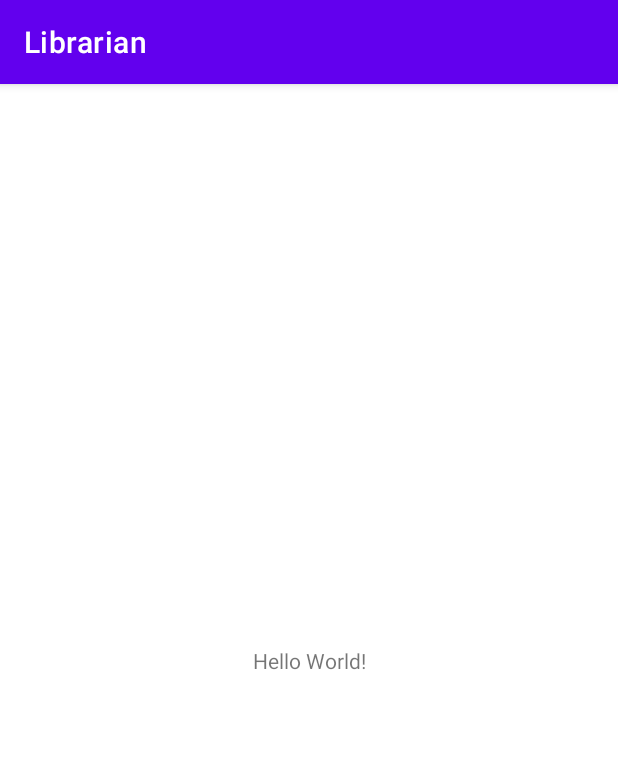
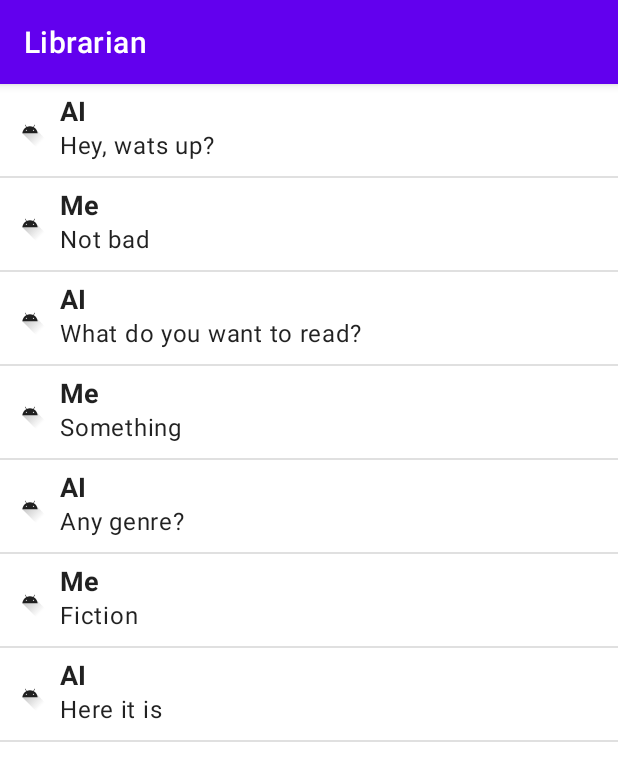
Before and after one commit to Beryliy/Librarian, an Android app built with Jetpack Compose: the screen it shows after launch (MainActivity), on a phone screen of 412 x 824 dp. Shown: the top 781 px of the screen. Run offline under Robolectric (Android 15) with nearby library versions, the phone set to English and light mode, and no system bars.

```diff
--- a/app/build.gradle
+++ b/app/build.gradle
@@ -33,6 +33,12 @@ android {
 
   buildFeatures {
     viewBinding true
+    compose true
+  }
+
+  composeOptions {
+    kotlinCompilerVersion "1.6.10"
+    kotlinCompilerExtensionVersion "1.2.0-alpha01"
   }
 }
 
@@ -52,4 +58,8 @@ dependencies {
   testImplementation 'junit:junit:4.+'
   androidTestImplementation 'androidx.test.ext:junit:1.1.3'
   androidTestImplementation 'androidx.test.espresso:espresso-core:3.4.0'
+  implementation "androidx.compose.ui:ui:$compose_version"
+  implementation "androidx.compose.material:material:$compose_version"
+  implementation "androidx.compose.ui:ui-tooling-preview:$compose_version"
+  implementation "androidx.compose.compiler:compiler:1.2.0-alpha01"
 }
--- a/app/src/main/java/com/wildhunt/librarian/chat/ChatFragment.kt
+++ b/app/src/main/java/com/wildhunt/librarian/chat/ChatFragment.kt
@@ -1,4 +1,114 @@
 package com.wildhunt.librarian.chat
 
-class ChatFragment {
+import android.content.Context
+import android.os.Bundle
+import android.view.LayoutInflater
+import android.view.View
+import android.view.ViewGroup
+import androidx.compose.foundation.layout.*
+import androidx.compose.foundation.lazy.LazyColumn
+import androidx.compose.foundation.lazy.items
+import androidx.compose.foundation.shape.CircleShape
+import androidx.compose.material.*
+import androidx.compose.runtime.Composable
+import androidx.compose.runtime.collectAsState
+import androidx.compose.runtime.getValue
+import androidx.compose.ui.Alignment
+import androidx.compose.ui.Modifier
+import androidx.compose.ui.draw.clip
+import androidx.compose.ui.graphics.vector.ImageVector
+import androidx.compose.ui.platform.ComposeView
+import androidx.compose.ui.res.vectorResource
+import androidx.compose.ui.text.TextStyle
+import androidx.compose.ui.text.font.FontWeight
+import androidx.compose.ui.text.style.TextOverflow
+import androidx.compose.ui.unit.dp
+import androidx.compose.ui.unit.sp
+import androidx.fragment.app.Fragment
+import androidx.fragment.app.viewModels
+import com.wildhunt.librarian.R
+
+class ChatFragment : Fragment() {
+
+  private val viewModel: ChatViewModel by viewModels()
+
+  override fun onCreateView(
+    inflater: LayoutInflater,
+    container: ViewGroup?,
+    savedInstanceState: Bundle?
+  ): View {
+    return ComposeView(requireContext()).apply {
+      setContent {
+        MaterialTheme {
+          Surface(color = MaterialTheme.colors.background) {
+            ChatScreen(chatViewModel = viewModel)
+          }
+        }
+      }
+    }
+  }
+
+  override fun onViewCreated(view: View, savedInstanceState: Bundle?) {
+    super.onViewCreated(view, savedInstanceState)
+    viewLifecycleOwner.lifecycle.addObserver(viewModel)
+  }
+
+  @Composable
+  fun ChatScreen(chatViewModel: ChatViewModel) {
+    val messages by chatViewModel.messages.collectAsState(initial = emptyList())
+    Box(
+      modifier = Modifier.fillMaxSize(),
+      contentAlignment = Alignment.Center,
+    ) {
+      LazyColumn(Modifier.fillMaxSize()) {
+        items(messages) { message ->
+          MessageItem(message)
+          Divider()
+        }
+      }
+    }
+  }
+
+  @Composable
+  fun MessageItem(message: Message) {
+    Row(
+      modifier = Modifier
+        .padding(horizontal = 8.dp, vertical = 8.dp)
+        .fillMaxWidth(),
+      verticalAlignment = Alignment.CenterVertically
+    ) {
+      Avatar(message.sender)
+      Column(modifier = Modifier.padding(start = 8.dp)) {
+        Text(
+          text = if (message.sender == Persona.AI) "AI" else "Me",
+          style = TextStyle(fontWeight = FontWeight.Bold),
+          fontSize = 18.sp,
+        )
+        val lastMessageText = message.message
+        Text(
+          text = lastMessageText,
+          maxLines = 1,
+          overflow = TextOverflow.Ellipsis,
+        )
+      }
+    }
+  }
+
+  @Composable
+  fun Avatar(persona: Persona) {
+    val icon = ImageVector.vectorResource(
+      id = if (persona == Persona.AI) {
+        R.drawable.ic_launcher_foreground
+      } else {
+        R.drawable.ic_launcher_foreground
+      }
+    )
+    Icon(
+      modifier = Modifier
+        .size(24.dp)
+        .clip(CircleShape),
+      imageVector =icon,
+      contentDescription = "Avatar",
+    )
+  }
 }
--- a/app/src/main/java/com/wildhunt/librarian/chat/ChatViewModel.kt
+++ b/app/src/main/java/com/wildhunt/librarian/chat/ChatViewModel.kt
@@ -1,4 +1,54 @@
 package com.wildhunt.librarian.chat
 
-class ChatViewModel {
+import androidx.lifecycle.*
+import kotlinx.coroutines.flow.Flow
+import kotlinx.coroutines.flow.MutableStateFlow
+import kotlinx.coroutines.launch
+
+class ChatViewModel : ViewModel(), LifecycleEventObserver {
+
+  private val _messages = MutableStateFlow(emptyList<Message>())
+  val messages: Flow<List<Message>> = _messages
+
+  override fun onStateChanged(source: LifecycleOwner, event: Lifecycle.Event) {
+    viewModelScope.launch {
+      when (event) {
+        Lifecycle.Event.ON_START -> {
+          _messages.emit(
+            listOf(
+              Message(
+                Persona.AI,
+                "Hey, wats up?"
+              ),
+              Message(
+                Persona.ME,
+                "Not bad"
+              ),
+              Message(
+                Persona.AI,
+                "What do you want to read?"
+              ),
+              Message(
+                Persona.ME,
+                "Something"
+              ),
+              Message(
+                Persona.AI,
+                "Any genre?"
+              ),
+              Message(
+                Persona.ME,
+                "Fiction"
+              ),
+
+              Message(
+                Persona.AI,
+                "Here it is"
+              ),
+            )
+          )
+        }
+      }
+    }
+  }
 }
--- /dev/null
+++ b/app/src/main/java/com/wildhunt/librarian/chat/Message.kt
@@ -0,0 +1,12 @@
+package com.wildhunt.librarian.chat
+
+data class Message(
+  val sender: Persona,
+  val message: String,
+)
+
+
+enum class Persona {
+  ME,
+  AI
+}
--- a/app/src/main/res/layout/activity_main.xml
+++ b/app/src/main/res/layout/activity_main.xml
@@ -1,19 +1,13 @@
 <?xml version="1.0" encoding="utf-8"?>
-<androidx.constraintlayout.widget.ConstraintLayout xmlns:android="http://schemas.android.com/apk/res/android"
+<androidx.fragment.app.FragmentContainerView
+    xmlns:android="http://schemas.android.com/apk/res/android"
+    xmlns:tools="http://schemas.android.com/tools"
     xmlns:app="http://schemas.android.com/apk/res-auto"
-    xmlns:tools="http://schemas.android.com/tools"
+    android:id="@+id/main_hist_fragment"
+    android:name="androidx.navigation.fragment.NavHostFragment"
+    app:defaultNavHost="true"
+    app:navGraph="@navigation/main_graph"
     android:layout_width="match_parent"
     android:layout_height="match_parent"
-    tools:context=".MainActivity"
-    >
-  <TextView
-      android:layout_width="wrap_content"
-      android:layout_height="wrap_content"
-      android:text="Hello World!"
-      app:layout_constraintBottom_toBottomOf="parent"
-      app:layout_constraintLeft_toLeftOf="parent"
-      app:layout_constraintRight_toRightOf="parent"
-      app:layout_constraintTop_toTopOf="parent"
-      />
-
-</androidx.constraintlayout.widget.ConstraintLayout>
+    tools:context=".MainActivity">
+</androidx.fragment.app.FragmentContainerView>
--- a/app/src/main/res/navigation/main_graph.xml
+++ b/app/src/main/res/navigation/main_graph.xml
@@ -1,6 +1,12 @@
 <?xml version="1.0" encoding="utf-8"?>
 <navigation xmlns:android="http://schemas.android.com/apk/res/android"
-             xmlns:app="http://schemas.android.com/apk/res-auto"
-             android:id="@+id/main_graph">
+    xmlns:app="http://schemas.android.com/apk/res-auto"
+    android:id="@+id/main_graph"
+    app:startDestination="@id/chatFragment">
 
+    <fragment
+        android:id="@+id/chatFragment"
+        android:name="com.wildhunt.librarian.chat.ChatFragment"
+        android:label="ChatFragment"
+        />
 </navigation>
--- a/build.gradle
+++ b/build.gradle
@@ -6,14 +6,15 @@ buildscript {
     retrofit_version = '2.9.0'
     okhtttp_version = '4.9.3'
     nav_version = '2.3.5'
+    compose_version = '1.0.5'
   }
   repositories {
     google()
     mavenCentral()
   }
   dependencies {
-    classpath "com.android.tools.build:gradle:7.0.3"
-    classpath "org.jetbrains.kotlin:kotlin-gradle-plugin:1.5.20"
+    classpath "com.android.tools.build:gradle:7.0.4"
+    classpath "org.jetbrains.kotlin:kotlin-gradle-plugin:1.6.10"
 
     // NOTE: Do not place your application dependencies here; they belong
     // in the individual module build.gradle files
```
